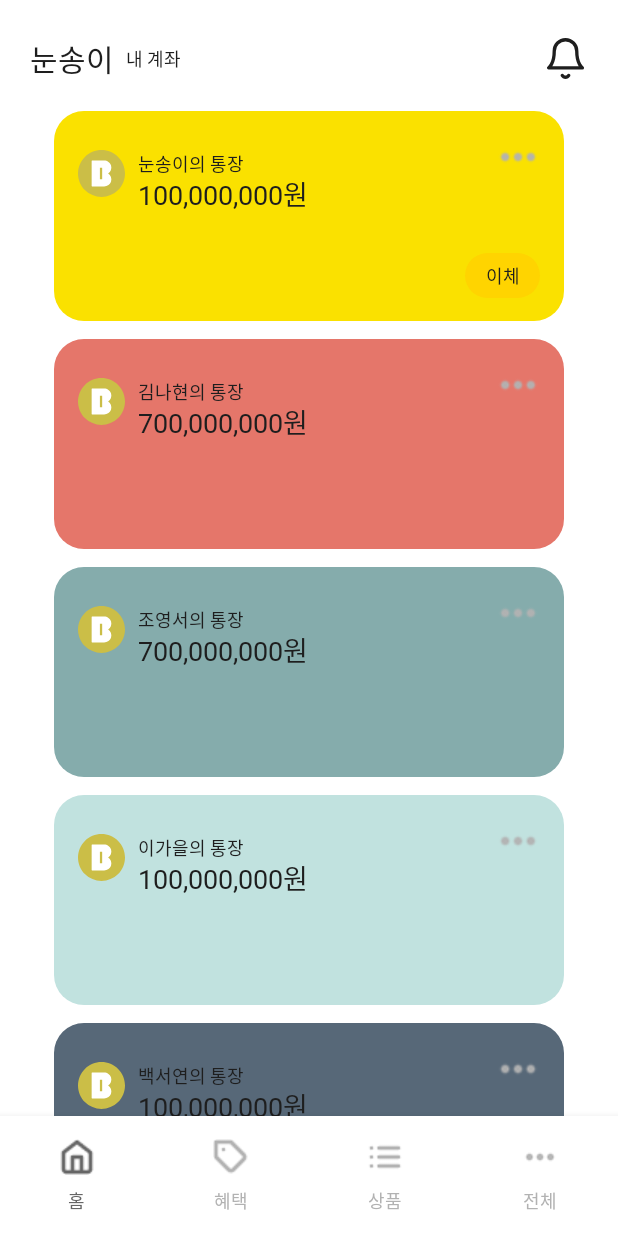
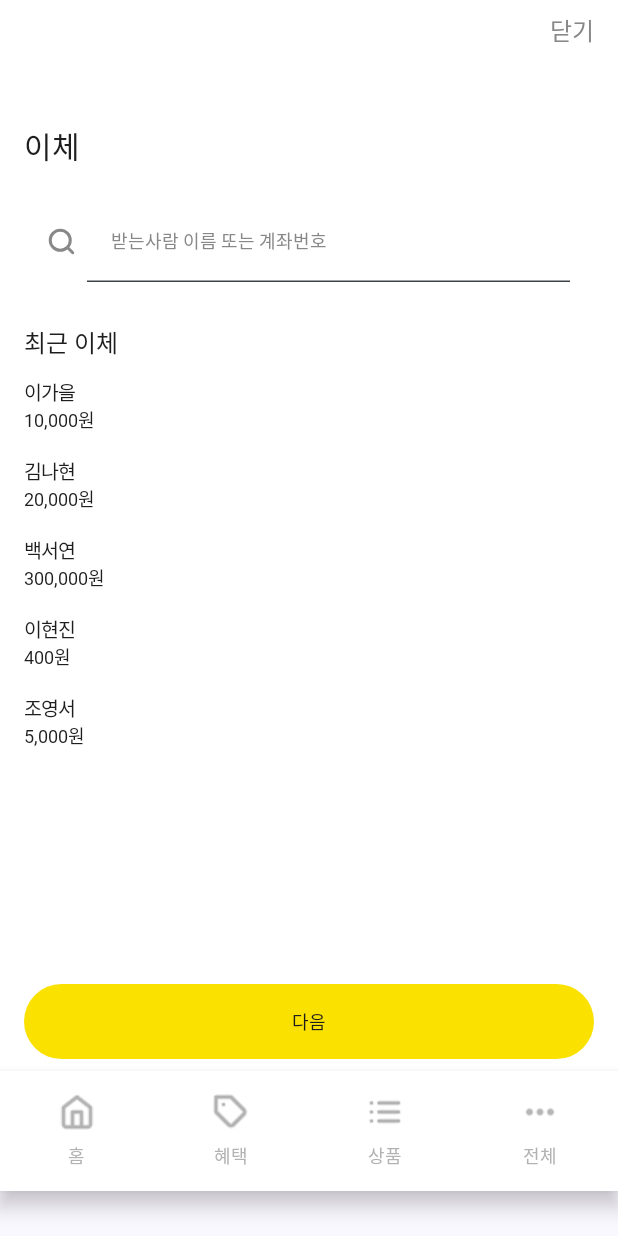
Before and after one commit to GDG-24-25-KAKAOBANK-Android/GDG-Team2, an Android app built with Jetpack Compose: the screen it shows after launch (MainActivity), after a tap on "이체", on a phone screen of 412 x 824 dp. Run offline under Robolectric (Android 15) with nearby library versions, the phone set to English and light mode, and no system bars; Roboto replaces fonts that are not available here.

Commit message:
[Feature] #30 이체 페이지 구현 및 종료 모달 생성

```diff
--- a/app/src/main/java/com/gdg/kakaobank/component/MyBank.kt
+++ b/app/src/main/java/com/gdg/kakaobank/component/MyBank.kt
@@ -15,6 +15,7 @@ import androidx.compose.ui.graphics.Color
 import androidx.compose.ui.layout.ContentScale
 import androidx.compose.ui.res.painterResource
 import androidx.compose.ui.unit.dp
+import androidx.navigation.NavController
 import com.gdg.kakaobank.R
 import com.gdg.kakaobank.ui.theme.B4_R
 import com.gdg.kakaobank.ui.theme.B4_SB
@@ -27,7 +28,8 @@ import com.gdg.kakaobank.ui.theme.Yellow
 fun MyBankComponent(
     name: String,
     amount: String,
-    backgroundColor: Color = Main_Yellow
+    backgroundColor: Color = Main_Yellow,
+    navController: NavController
 ) {
     Box(
         modifier = Modifier
@@ -72,7 +74,7 @@ fun MyBankComponent(
                 .align(Alignment.TopEnd)
         )
         Button(
-            onClick = { /* TODO: 이체 버튼 클릭 처리 */ },
+            onClick = { navController.navigate("transfer") },
             modifier = Modifier
                 .align(Alignment.BottomEnd)
                 .size(50.dp, 30.dp), // 버튼 크기 조정
--- a/app/src/main/java/com/gdg/kakaobank/presentation/HomeScreen.kt
+++ b/app/src/main/java/com/gdg/kakaobank/presentation/HomeScreen.kt
@@ -18,13 +18,14 @@ import com.gdg.kakaobank.ui.theme.Pink
 import com.gdg.kakaobank.ui.theme.White
 import androidx.compose.material3.Text
 import androidx.compose.ui.res.painterResource
+import androidx.navigation.NavController
 import com.gdg.kakaobank.R
 import com.gdg.kakaobank.ui.theme.B4_B
 import com.gdg.kakaobank.ui.theme.Black
 import com.gdg.kakaobank.ui.theme.H5_B
 
 @Composable
-fun HomeScreen() {
+fun HomeScreen(navController: NavController) {
     val bankList = listOf(
         Pair("김나현", "700,000,000"),
         Pair("조영서", "700,000,000"),
@@ -76,7 +77,7 @@ fun HomeScreen() {
             horizontalAlignment = Alignment.CenterHorizontally,
         ) {
             items(1) {
-                MyBankComponent(name = "눈송이", amount = "100,000,000")
+                MyBankComponent(name = "눈송이", amount = "100,000,000", navController = navController)
                 Spacer(modifier = Modifier.height(12.dp))
             }
             items(bankList.size) { index ->
@@ -97,5 +98,5 @@ fun HomeScreen() {
 @Preview(showBackground = true)
 @Composable
 fun CustomComponentPreview() {
-    HomeScreen()
+    //HomeScreen()
 }
--- a/app/src/main/java/com/gdg/kakaobank/presentation/MainActivity.kt
+++ b/app/src/main/java/com/gdg/kakaobank/presentation/MainActivity.kt
@@ -41,6 +41,7 @@ class MainActivity : ComponentActivity() {
         setContent {
             KakaoBankTheme {
                 MainScreen()
+                BottomSheetWithBackHandler()
             }
         }
 
@@ -69,6 +70,7 @@ fun MainScreen() {
         bottomBar = {
                 BottomNavigation(
                     backgroundColor = White,
+                    modifier = Modifier.padding(bottom = 30.dp)
                 ) {
                     val navBackStackEntry by navController.currentBackStackEntryAsState()
                     val currentRoute = navBackStackEntry?.destination?.route
@@ -118,10 +120,45 @@ fun MainScreen() {
             startDestination = KakaoNav.Home.route,
             modifier = Modifier.padding(innerPadding)
         ) {
-            composable(route = KakaoNav.Home.route) { HomeScreen() }
+            composable(route = KakaoNav.Home.route) { HomeScreen(navController = navController) }
             composable(route = KakaoNav.Tag.route) { TagScreen() }
             composable(route = KakaoNav.List.route) { ListScreen() }
             composable(route = KakaoNav.More.route) { MoreScreen() }
+            composable(route = "transfer") {
+                TransferScreen(
+                    onCloseClick = { navController.popBackStack() },
+                    onNextClick = { receiverName ->
+                        navController.navigate("TransferDetails/$receiverName")
+                    }
+                )
+            }
+
+            composable(route = "TransferDetails/{receiverName}") { backStackEntry ->
+                val receiverName = backStackEntry.arguments?.getString("receiverName") ?: ""
+                TransferDetailScreen(
+                    receiverName = receiverName,
+                    onCancelClick = { navController.popBackStack() },
+                    onNextClick = {
+                        navController.navigate("TransferComplete/$receiverName")
+                    },
+                    navController = navController
+                )
+            }
+
+            composable(route = "TransferComplete/{receiverName}") { backStackEntry ->
+                val receiverName = backStackEntry.arguments?.getString("receiverName") ?: ""
+                TransferCompleteScreen(
+                    receiverName = receiverName,
+                    onBackClick = {
+                        navController.navigate(KakaoNav.Home.route) {
+                            popUpTo(KakaoNav.Home.route) { inclusive = false }
+                            launchSingleTop = true
+                        }
+                    }
+                )
+            }
+
+
         }
     }
 }
--- /dev/null
+++ b/app/src/main/java/com/gdg/kakaobank/presentation/transfer.kt
@@ -0,0 +1,167 @@
+package com.gdg.kakaobank.presentation
+
+import androidx.compose.foundation.background
+import androidx.compose.foundation.clickable
+import androidx.compose.foundation.layout.*
+import androidx.compose.foundation.lazy.LazyColumn
+import androidx.compose.foundation.lazy.items
+import androidx.compose.material3.*
+import androidx.compose.runtime.*
+import androidx.compose.ui.Alignment
+import androidx.compose.ui.Modifier
+import androidx.compose.ui.graphics.Color
+import androidx.compose.ui.graphics.vector.ImageVector
+import androidx.compose.ui.res.vectorResource
+import androidx.compose.ui.text.font.FontWeight
+import androidx.compose.ui.text.input.TextFieldValue
+import androidx.compose.ui.tooling.preview.Preview
+import androidx.compose.ui.unit.dp
+import androidx.compose.ui.unit.sp
+import com.gdg.kakaobank.R
+import com.gdg.kakaobank.ui.theme.B3_B
+import com.gdg.kakaobank.ui.theme.B4_B
+import com.gdg.kakaobank.ui.theme.B4_R
+import com.gdg.kakaobank.ui.theme.B4_SB
+import com.gdg.kakaobank.ui.theme.Black
+import com.gdg.kakaobank.ui.theme.H5_B
+import com.gdg.kakaobank.ui.theme.H7_R
+import com.gdg.kakaobank.ui.theme.H7_SB
+import com.gdg.kakaobank.ui.theme.Main_Yellow
+
+data class RecentTransfer(val name: String, val amount: String)
+
+@Composable
+fun TransferScreen(
+    onCloseClick: () -> Unit,
+    onNextClick: (String) -> Unit
+) {
+    val recentTransfers = listOf(
+        RecentTransfer("이가을", "10,000원"),
+        RecentTransfer("김나현", "20,000원"),
+        RecentTransfer("백서연", "300,000원"),
+        RecentTransfer("이현진", "400원"),
+        RecentTransfer("조영서", "5,000원")
+    )
+
+    var receiverName by remember { mutableStateOf(TextFieldValue()) }
+
+    Column(
+        modifier = Modifier
+            .fillMaxSize()
+            .background(Color.White)
+            .padding(horizontal = 16.dp, vertical = 8.dp)
+    ) {
+        Text(
+            text = "닫기",
+            style = H7_R,
+            color = Color.Gray,
+            modifier = Modifier
+                .align(Alignment.End)
+                .clickable { onCloseClick() }
+        )
+
+        Text(
+            text = "이체",
+            style = H5_B,
+            color = Black,
+            modifier = Modifier.padding(top = 50.dp)
+        )
+
+        Spacer(modifier = Modifier.height(8.dp))
+
+        Row(
+            modifier = Modifier
+                .fillMaxWidth()
+                .padding(horizontal = 16.dp, vertical = 12.dp)
+        ) {
+            Icon(
+                imageVector = ImageVector.vectorResource(id = R.drawable.search),
+                contentDescription = null,
+                tint = Color.Gray,
+                modifier = Modifier.padding(top = 20.dp, end = 8.dp)
+            )
+
+            TextField(
+                value = receiverName,
+                onValueChange = { receiverName = it },
+                placeholder = {
+                    Text(
+                        text = "받는사람 이름 또는 계좌번호",
+                        color = Color.Gray,
+                        style = B4_R
+                    )
+                },
+                colors = TextFieldDefaults.colors(
+                    focusedContainerColor = Color.Transparent,
+                    unfocusedContainerColor = Color.Transparent
+                ),
+                modifier = Modifier.fillMaxWidth()
+            )
+        }
+
+        Spacer(modifier = Modifier.height(16.dp))
+
+
+        Text(
+            text = "최근 이체",
+            style = H7_SB,
+            color = Black
+        )
+
+        Spacer(modifier = Modifier.height(8.dp))
+
+
+        LazyColumn(
+            modifier = Modifier.weight(1f),
+            verticalArrangement = Arrangement.spacedBy(8.dp)
+        ) {
+            items(recentTransfers) { transfer ->
+                Column(
+                    modifier = Modifier
+                        .fillMaxWidth()
+                        .padding(vertical = 4.dp)
+                ) {
+                    Text(
+                        text = transfer.name,
+                        style = B3_B,
+                        color = Black
+                    )
+                    Text(
+                        text = transfer.amount,
+                        style = B4_R,
+                        color = Black,
+
+                        )
+                }
+            }
+        }
+
+        Button(
+            onClick = {
+                if (receiverName.text.isNotEmpty()) {
+                    onNextClick(receiverName.text)
+                }
+            },
+            modifier = Modifier
+                .fillMaxWidth()
+                .height(50.dp),
+            colors = ButtonDefaults.buttonColors(containerColor = Main_Yellow)
+        ) {
+            Text(
+                text = "다음",
+                style = B4_B,
+                color = Black
+            )
+        }
+    }
+}
+
+
+@Preview(showBackground = true)
+@Composable
+fun TransferScreenPreview() {
+    TransferScreen(
+        onCloseClick = {},
+        onNextClick = {}
+    )
+}
--- /dev/null
+++ b/app/src/main/res/drawable/search.xml
@@ -0,0 +1,13 @@
+<vector xmlns:android="http://schemas.android.com/apk/res/android"
+    android:width="18dp"
+    android:height="18dp"
+    android:viewportWidth="18"
+    android:viewportHeight="18">
+  <path
+      android:pathData="M16.5,16.5L12.875,12.875M14.833,8.167C14.833,11.849 11.849,14.833 8.167,14.833C4.485,14.833 1.5,11.849 1.5,8.167C1.5,4.485 4.485,1.5 8.167,1.5C11.849,1.5 14.833,4.485 14.833,8.167Z"
+      android:strokeLineJoin="round"
+      android:strokeWidth="2"
+      android:fillColor="#00000000"
+      android:strokeColor="#B2B2B2"
+      android:strokeLineCap="round"/>
+</vector>
```
Also changed, not shown: app/src/main/java/com/gdg/kakaobank/presentation/ModalBottomSheet.kt (added, +109 -0 lines), app/src/main/java/com/gdg/kakaobank/presentation/TransferCompleteScreen.kt (added, +84 -0 lines), app/src/main/java/com/gdg/kakaobank/presentation/TransferDetails.kt (added, +139 -0 lines), app/src/main/res/drawable/success.xml (added, +16 -0 lines), app/src/main/java/com/gdg/kakaobank/list/RecommendScreen.kt (line endings or trailing spaces).
